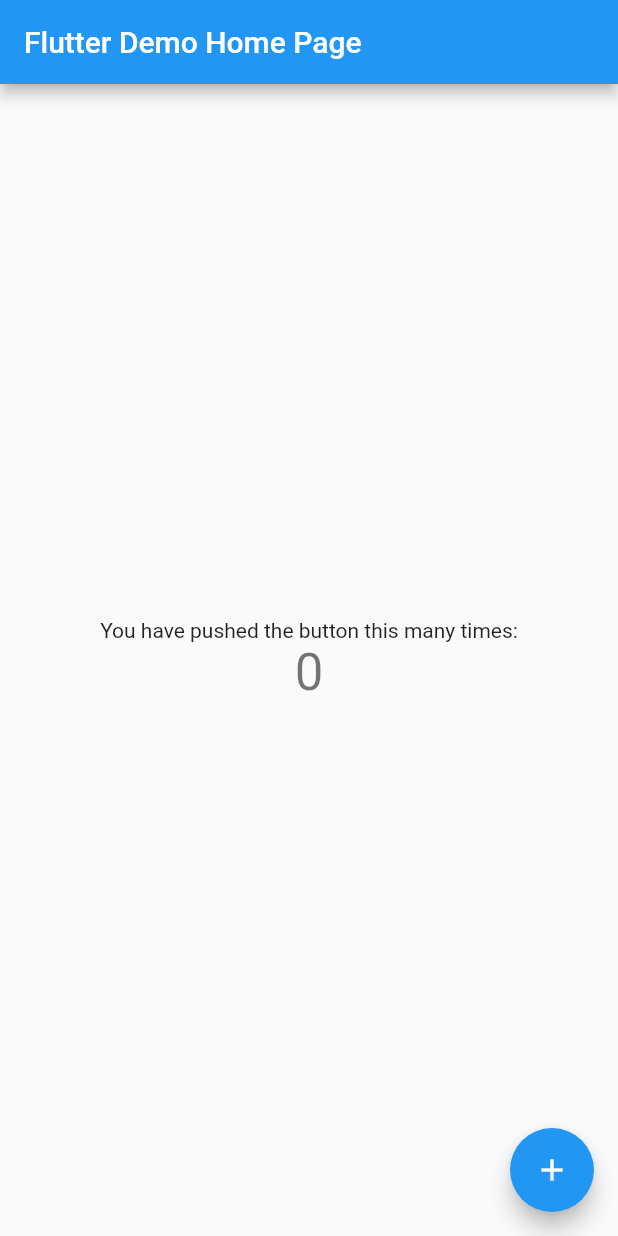
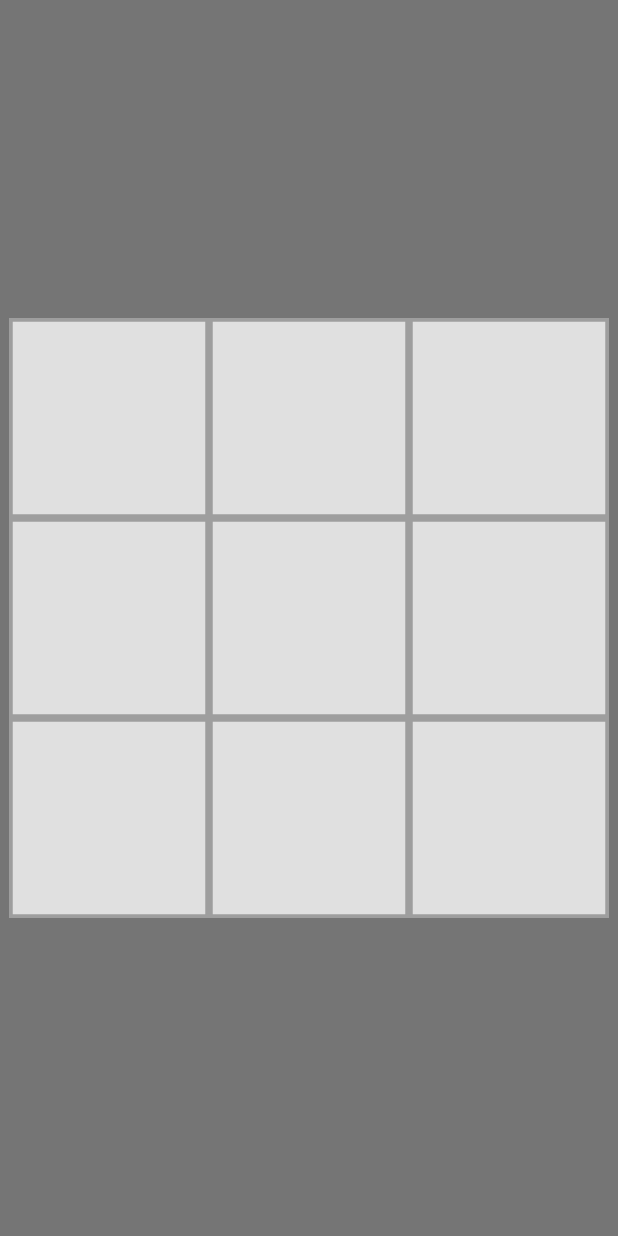
Before and after one commit to jakubjaniec/tictactoe, a Flutter app: the screen it shows after launch, on a phone screen of 412 x 824 dp. Run offline on Flutter 3.47's test engine with Material 2 defaults, Android fonts, the phone set to English and light mode, and no system bars.

Commit message:
Create game board

```diff
--- /dev/null
+++ b/lib/field.dart
@@ -0,0 +1,24 @@
+import 'package:flutter/material.dart';
+
+class Field extends StatelessWidget {
+  final bool disabled = false;
+
+  void handleClick() {
+    print('hello world');
+  }
+
+  @override
+  Widget build(BuildContext context) {
+    return Container(
+      width: 400 / 3 - 5,
+      height: 400 / 3 - 5,
+      color: Colors.grey[300],
+      child: Expanded(
+        child: FlatButton(
+          onPressed: disabled ? null : handleClick,
+          child: null,
+        ),
+      ),
+    );
+  }
+}
--- a/lib/main.dart
+++ b/lib/main.dart
@@ -1,117 +1,65 @@
 import 'package:flutter/material.dart';
 
-void main() {
-  runApp(MyApp());
+import 'field.dart';
+
+void main() => runApp(MaterialApp(home: TicTacToe()));
+
+class TicTacToe extends StatefulWidget {
+  @override
+  _TicTacToeState createState() => _TicTacToeState();
 }
 
-class MyApp extends StatelessWidget {
-  // This widget is the root of your application.
+class _TicTacToeState extends State<TicTacToe> {
   @override
   Widget build(BuildContext context) {
-    return MaterialApp(
-      title: 'Flutter Demo',
-      theme: ThemeData(
-        // This is the theme of your application.
-        //
-        // Try running your application with "flutter run". You'll see the
-        // application has a blue toolbar. Then, without quitting the app, try
-        // changing the primarySwatch below to Colors.green and then invoke
-        // "hot reload" (press "r" in the console where you ran "flutter run",
-        // or simply save your changes to "hot reload" in a Flutter IDE).
-        // Notice that the counter didn't reset back to zero; the application
-        // is not restarted.
-        primarySwatch: Colors.blue,
-        // This makes the visual density adapt to the platform that you run
-        // the app on. For desktop platforms, the controls will be smaller and
-        // closer together (more dense) than on mobile platforms.
-        visualDensity: VisualDensity.adaptivePlatformDensity,
-      ),
-      home: MyHomePage(title: 'Flutter Demo Home Page'),
-    );
+    return Scaffold(
+        body: Flex(
+      direction: Axis.vertical,
+      children: [
+        Expanded(
+          child: Container(
+            color: Colors.grey[600],
+            child: Center(
+              child: Container(
+                width: 400,
+                height: 400,
+                color: Colors.grey[500],
+                child: Row(
+                  mainAxisAlignment: MainAxisAlignment.spaceAround,
+                  children: [
+                    Column(
+                      mainAxisAlignment: MainAxisAlignment.spaceAround,
+                      children: [
+                        Field(),
+                        Field(),
+                        Field(),
+                      ],
+                    ),
+                    Column(
+                      mainAxisAlignment: MainAxisAlignment.spaceAround,
+                      children: [
+                        Field(),
+                        Field(),
+                        Field(),
+                      ],
+                    ),
+                    Column(
+                      mainAxisAlignment: MainAxisAlignment.spaceAround,
+                      children: [
+                        Field(),
+                        Field(),
+                        Field(),
+                      ],
+                    ),
+                  ],
+                ),
+              ),
+            ),
+          ),
+        ),
+      ],
+    ));
   }
 }
 
-class MyHomePage extends StatefulWidget {
-  MyHomePage({Key key, this.title}) : super(key: key);
-
-  // This widget is the home page of your application. It is stateful, meaning
-  // that it has a State object (defined below) that contains fields that affect
-  // how it looks.
-
-  // This class is the configuration for the state. It holds the values (in this
-  // case the title) provided by the parent (in this case the App widget) and
-  // used by the build method of the State. Fields in a Widget subclass are
-  // always marked "final".
-
-  final String title;
-
-  @override
-  _MyHomePageState createState() => _MyHomePageState();
-}
-
-class _MyHomePageState extends State<MyHomePage> {
-  int _counter = 0;
-
-  void _incrementCounter() {
-    setState(() {
-      // This call to setState tells the Flutter framework that something has
-      // changed in this State, which causes it to rerun the build method below
-      // so that the display can reflect the updated values. If we changed
-      // _counter without calling setState(), then the build method would not be
-      // called again, and so nothing would appear to happen.
-      _counter++;
-    });
-  }
-
-  @override
-  Widget build(BuildContext context) {
-    // This method is rerun every time setState is called, for instance as done
-    // by the _incrementCounter method above.
-    //
-    // The Flutter framework has been optimized to make rerunning build methods
-    // fast, so that you can just rebuild anything that needs updating rather
-    // than having to individually change instances of widgets.
-    return Scaffold(
-      appBar: AppBar(
-        // Here we take the value from the MyHomePage object that was created by
-        // the App.build method, and use it to set our appbar title.
-        title: Text(widget.title),
-      ),
-      body: Center(
-        // Center is a layout widget. It takes a single child and positions it
-        // in the middle of the parent.
-        child: Column(
-          // Column is also a layout widget. It takes a list of children and
-          // arranges them vertically. By default, it sizes itself to fit its
-          // children horizontally, and tries to be as tall as its parent.
-          //
-          // Invoke "debug painting" (press "p" in the console, choose the
-          // "Toggle Debug Paint" action from the Flutter Inspector in Android
-          // Studio, or the "Toggle Debug Paint" command in Visual Studio Code)
-          // to see the wireframe for each widget.
-          //
-          // Column has various properties to control how it sizes itself and
-          // how it positions its children. Here we use mainAxisAlignment to
-          // center the children vertically; the main axis here is the vertical
-          // axis because Columns are vertical (the cross axis would be
-          // horizontal).
-          mainAxisAlignment: MainAxisAlignment.center,
-          children: <Widget>[
-            Text(
-              'You have pushed the button this many times:',
-            ),
-            Text(
-              '$_counter',
-              style: Theme.of(context).textTheme.headline4,
-            ),
-          ],
-        ),
-      ),
-      floatingActionButton: FloatingActionButton(
-        onPressed: _incrementCounter,
-        tooltip: 'Increment',
-        child: Icon(Icons.add),
-      ), // This trailing comma makes auto-formatting nicer for build methods.
-    );
-  }
-}
+// Container(width: 50, height: 50, color: Colors.black)
```
Also changed, not shown: 1 other file.
